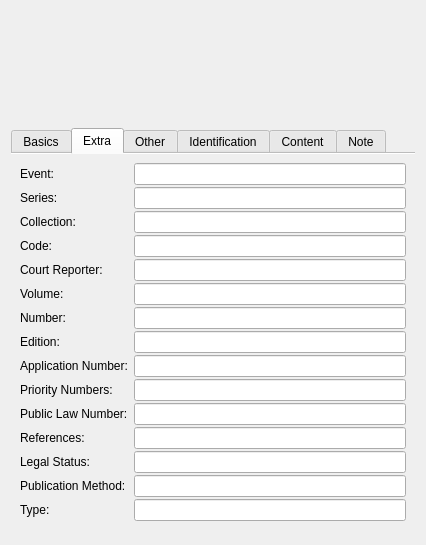
Old version of the form src/mainui/sidebar/publicationwidget.ui in the repository KDE/conquirere.
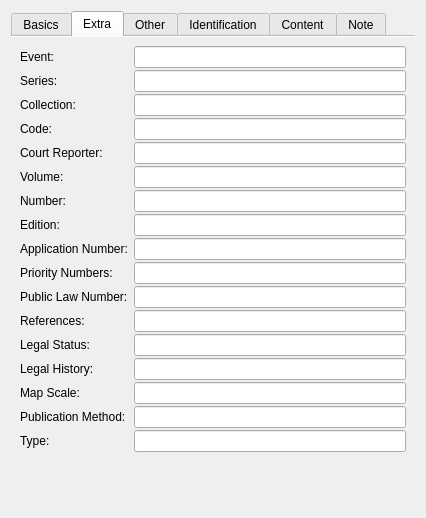
New version of the form. The open tabs and pages were chosen to show the change. Custom widgets are drawn as their Qt base class.

Commit message: add nbib:map, history, mapscale

The edit to the form file:
```diff
--- a/src/mainui/sidebar/publicationwidget.ui
+++ b/src/mainui/sidebar/publicationwidget.ui
@@ -7,26 +7,13 @@
     <x>0</x>
     <y>0</y>
     <width>426</width>
-    <height>545</height>
+    <height>518</height>
    </rect>
   </property>
   <property name="windowTitle">
    <string>Form</string>
   </property>
   <layout class="QVBoxLayout" name="verticalLayout_2">
-   <item>
-    <spacer name="verticalSpacer_4">
-     <property name="orientation">
-      <enum>Qt::Vertical</enum>
-     </property>
-     <property name="sizeHint" stdset="0">
-      <size>
-       <width>20</width>
-       <height>40</height>
-      </size>
-     </property>
-    </spacer>
-   </item>
    <item>
     <widget class="QTabWidget" name="tabWidget">
      <property name="currentIndex">
@@ -448,7 +435,7 @@
        <item row="15" column="1">
         <widget class="StringEdit" name="editLegalStatus"/>
        </item>
-       <item row="16" column="0">
+       <item row="18" column="0">
         <widget class="QLabel" name="labelPublicationMethod">
          <property name="text">
           <string>Publication Method:</string>
@@ -461,10 +448,10 @@
          </property>
         </widget>
        </item>
-       <item row="16" column="1">
+       <item row="18" column="1">
         <widget class="StringEdit" name="editHowPublished"/>
        </item>
-       <item row="17" column="0">
+       <item row="19" column="0">
         <widget class="QLabel" name="labelType">
          <property name="text">
           <string>Type:</string>
@@ -474,9 +461,35 @@
          </property>
         </widget>
        </item>
-       <item row="17" column="1">
+       <item row="19" column="1">
         <widget class="StringEdit" name="editType"/>
        </item>
+       <item row="16" column="0">
+        <widget class="QLabel" name="label_17">
+         <property name="text">
+          <string>Legal History:</string>
+         </property>
+         <property name="buddy">
+          <cstring>editHistory</cstring>
+         </property>
+        </widget>
+       </item>
+       <item row="17" column="0">
+        <widget class="QLabel" name="label_18">
+         <property name="text">
+          <string>Map Scale:</string>
+         </property>
+         <property name="buddy">
+          <cstring>editScale</cstring>
+         </property>
+        </widget>
+       </item>
+       <item row="16" column="1">
+        <widget class="StringEdit" name="editHistory"/>
+       </item>
+       <item row="17" column="1">
+        <widget class="StringEdit" name="editScale"/>
+       </item>
       </layout>
      </widget>
      <widget class="QWidget" name="tab_6">
@@ -777,6 +790,19 @@
      </widget>
     </widget>
    </item>
+   <item>
+    <spacer name="verticalSpacer">
+     <property name="orientation">
+      <enum>Qt::Vertical</enum>
+     </property>
+     <property name="sizeHint" stdset="0">
+      <size>
+       <width>20</width>
+       <height>40</height>
+      </size>
+     </property>
+    </spacer>
+   </item>
   </layout>
  </widget>
  <customwidgets>
```
Left out of the diff: 362 changed lines with no effect on the pictures. The commit also changes 10 other files.
